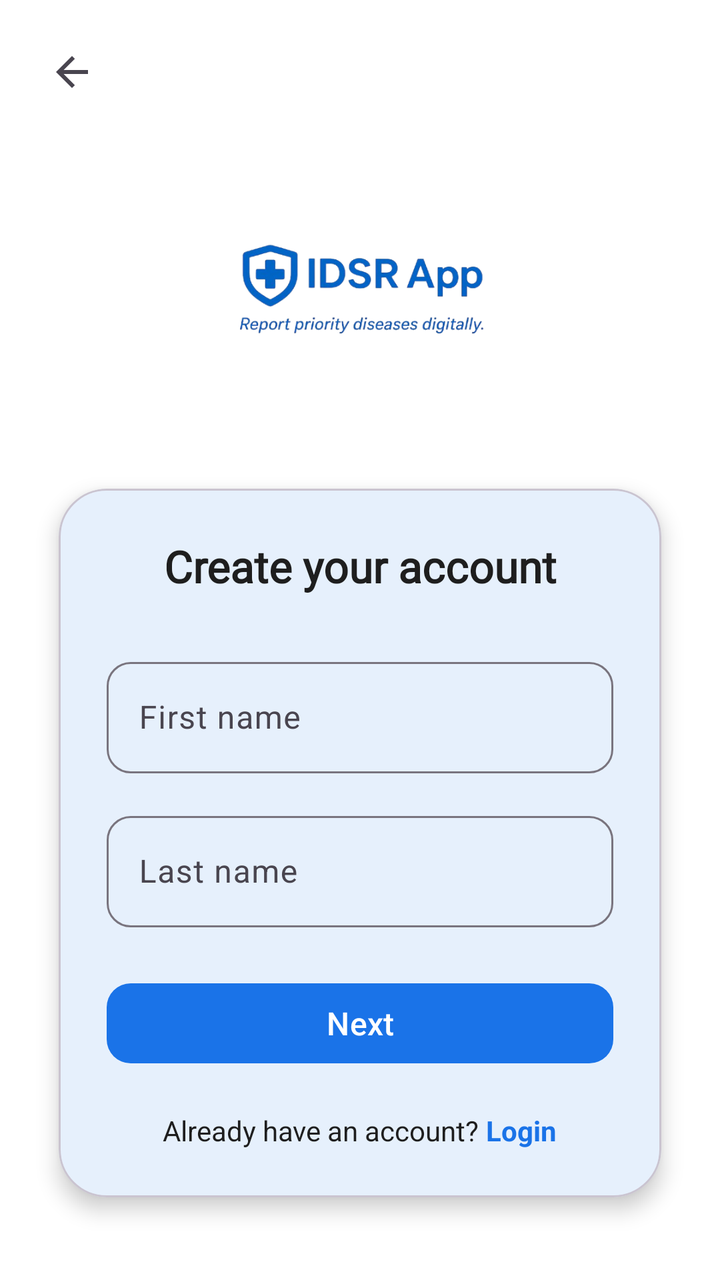
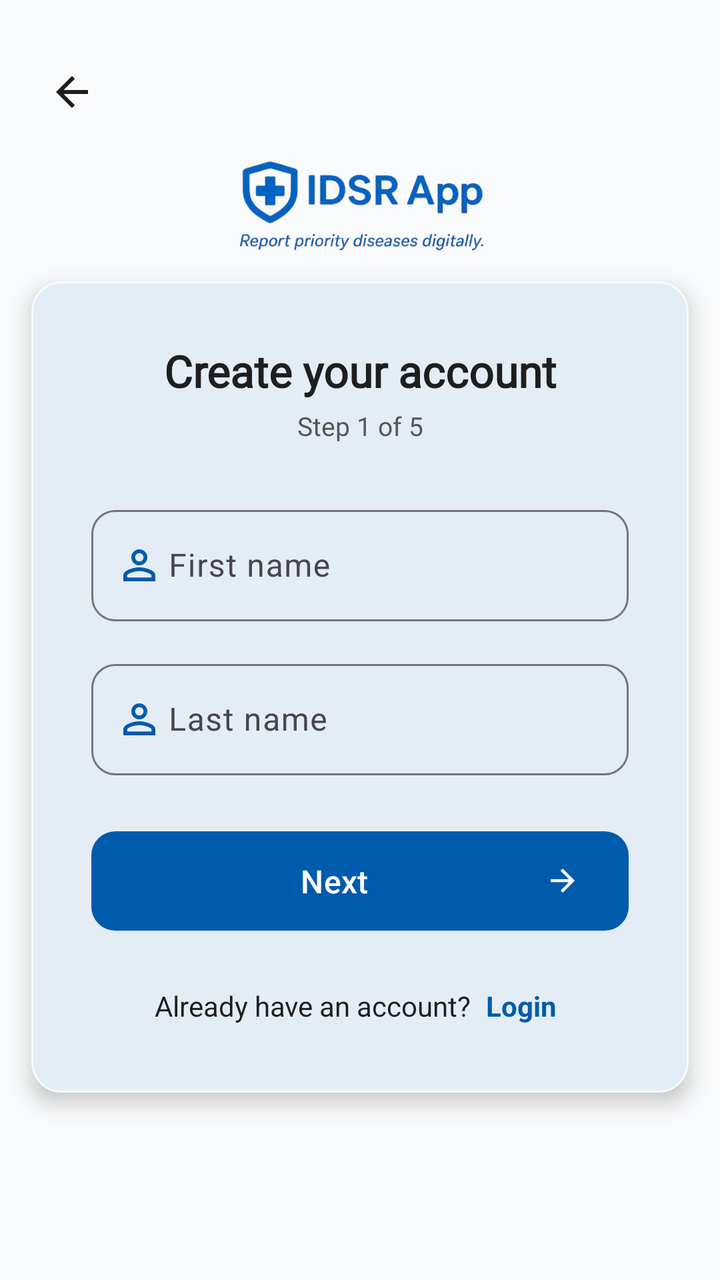

Screens rendered from an Android XML layout before and after an edit, with the pre-edit source and the edit as a unified diff.
<!-- AndroidManifest.xml: application theme Theme.IDSR -->
<!-- res/layout/activity_sign_up1.xml -->
<?xml version="1.0" encoding="utf-8"?>
<androidx.appcompat.widget.LinearLayoutCompat
    xmlns:android="http://schemas.android.com/apk/res/android"
    xmlns:app="http://schemas.android.com/apk/res-auto"
    xmlns:tools="http://schemas.android.com/tools"
    android:id="@+id/main"
    android:layout_width="match_parent"
    android:layout_height="match_parent"
    android:orientation="vertical"
    android:background="?attr/colorSurface"
    tools:context=".activities.SignUp1Activity">


    <androidx.constraintlayout.widget.ConstraintLayout
        android:layout_width="match_parent"
        android:layout_height="0dp"
        android:layout_weight="0.22">

        <androidx.appcompat.widget.AppCompatImageButton
            android:id="@+id/btnBackSignup1"
            android:layout_width="40dp"
            android:layout_height="40dp"
            android:layout_margin="16dp"
            android:background="?attr/selectableItemBackgroundBorderless"
            android:src="@drawable/back_btn"
            android:contentDescription="Back"
            app:layout_constraintStart_toStartOf="parent"
            app:layout_constraintTop_toTopOf="parent" />

        <androidx.appcompat.widget.AppCompatImageView
            android:id="@+id/logoImage"
            android:layout_width="150dp"
            android:layout_height="120dp"
            android:src="@drawable/splash11"
            android:scaleType="centerCrop"
            app:layout_constraintTop_toBottomOf="@id/btnBackSignup1"
            app:layout_constraintStart_toStartOf="parent"
            app:layout_constraintEnd_toEndOf="parent"
            app:layout_constraintBottom_toBottomOf="parent" />
    </androidx.constraintlayout.widget.ConstraintLayout>


    <com.google.android.material.card.MaterialCardView
        android:layout_width="match_parent"
        android:layout_height="wrap_content"
        android:layout_marginHorizontal="16dp"
        android:layout_marginTop="-12dp"
        android:layout_marginBottom="25dp"
        app:cardCornerRadius="24dp"
        app:cardElevation="6dp"
        app:cardUseCompatPadding="true"
        app:cardBackgroundColor="?attr/colorSurface">

        <LinearLayout
            android:layout_width="match_parent"
            android:layout_height="wrap_content"
            android:orientation="vertical"
            android:padding="24dp">


            <androidx.appcompat.widget.AppCompatTextView
                android:id="@+id/tvTitle"
                android:layout_width="match_parent"
                android:layout_height="wrap_content"
                android:text="Create your account"
                android:textSize="22sp"
                android:textStyle="bold"
                android:textColor="?attr/colorOnSurface"
                android:gravity="center"
                android:fontFamily="@font/font1" />


            <com.google.android.material.textfield.TextInputLayout
                android:id="@+id/tilFirstname"
                android:layout_width="match_parent"
                android:layout_height="wrap_content"
                android:layout_marginTop="28dp"
                app:boxBackgroundMode="outline"
                app:boxCornerRadiusTopStart="12dp"
                app:boxCornerRadiusTopEnd="12dp"
                app:boxCornerRadiusBottomStart="12dp"
                app:boxCornerRadiusBottomEnd="12dp">

                <com.google.android.material.textfield.TextInputEditText
                    android:id="@+id/etFirstname"
                    android:layout_width="match_parent"
                    android:layout_height="wrap_content"
                    android:hint="First name"
                    android:inputType="textPersonName" />
            </com.google.android.material.textfield.TextInputLayout>


            <com.google.android.material.textfield.TextInputLayout
                android:id="@+id/tilLastname"
                android:layout_width="match_parent"
                android:layout_height="wrap_content"
                android:layout_marginTop="16dp"
                app:boxBackgroundMode="outline"
                app:boxCornerRadiusTopStart="12dp"
                app:boxCornerRadiusTopEnd="12dp"
                app:boxCornerRadiusBottomStart="12dp"
                app:boxCornerRadiusBottomEnd="12dp">

                <com.google.android.material.textfield.TextInputEditText
                    android:id="@+id/etLastname"
                    android:layout_width="match_parent"
                    android:layout_height="wrap_content"
                    android:hint="Last name"
                    android:inputType="textPersonName" />
            </com.google.android.material.textfield.TextInputLayout>


            <com.google.android.material.button.MaterialButton
                android:id="@+id/btnNext1"
                android:layout_width="match_parent"
                android:layout_height="wrap_content"
                android:layout_marginTop="24dp"
                android:text="Next"
                android:textAllCaps="false"
                android:textSize="16sp"
                app:cornerRadius="12dp" />


            <LinearLayout
                android:id="@+id/llLogin"
                android:layout_width="match_parent"
                android:layout_height="wrap_content"
                android:layout_marginTop="20dp"
                android:gravity="center"
                android:orientation="horizontal">

                <androidx.appcompat.widget.AppCompatTextView
                    android:layout_width="wrap_content"
                    android:layout_height="wrap_content"
                    android:text="Already have an account?"
                    android:textSize="14sp"
                    android:textColor="?attr/colorOnSurface" />

                <androidx.appcompat.widget.AppCompatTextView
                    android:id="@+id/btnAlryLogin"
                    android:layout_width="wrap_content"
                    android:layout_height="wrap_content"
                    android:text=" Login"
                    android:textSize="14sp"
                    android:textStyle="bold"
                    android:textColor="?attr/colorPrimary" />
            </LinearLayout>

        </LinearLayout>
    </com.google.android.material.card.MaterialCardView>

</androidx.appcompat.widget.LinearLayoutCompat>
<!-- resources referenced by this layout -->
<resources>
  <!-- drawable back_btn (drawable) -->
  <vector xmlns:android="http://schemas.android.com/apk/res/android"
      android:width="24dp"
      android:height="24dp"
      android:viewportWidth="960"
      android:viewportHeight="960"
      android:tint="?attr/colorControlNormal"
      android:autoMirrored="true">
    <path
        android:fillColor="@android:color/white"
        android:pathData="M313,520L537,744L480,800L160,480L480,160L537,216L313,440L800,440L800,520L313,520Z"/>
  </vector>
  <!-- drawable splash11: png bitmap (drawable, 74529 bytes) -->
  <style name="Theme.IDSR" parent="Theme.Material3.DayNight.NoActionBar">
  
  
          <item name="colorPrimary">#1A73E8</item>
          <item name="colorOnPrimary">#FFFFFF</item>
          <item name="colorPrimaryContainer">#D2E3FC</item>
  
  
          <item name="android:colorBackground">#F5F7FA</item>
  
  
          <item name="colorSurface">#FFFFFF</item>
          <item name="colorSurfaceVariant">#F5F7FA</item>
  
  
          <item name="colorOnSurface">#1E1E1E</item>
  
  
          <item name="textInputStyle">
              @style/Widget.Material3.TextInputLayout.OutlinedBox
          </item>
  
  
          <item name="android:statusBarColor">@android:color/transparent</item>
          <item name="android:windowLightStatusBar">true</item>
  
      </style>
</resources>

<!-- the commit's change to res/layout/activity_sign_up1.xml (unified diff, before → after) -->
@@ -7,7 +7,7 @@
     android:layout_width="match_parent"
     android:layout_height="match_parent"
     android:orientation="vertical"
-    android:background="?attr/colorSurface"
+    android:background="?attr/android:colorBackground"
     tools:context=".activities.SignUp1Activity">
 
 
@@ -16,16 +16,19 @@
         android:layout_height="0dp"
         android:layout_weight="0.22">
 
+
         <androidx.appcompat.widget.AppCompatImageButton
             android:id="@+id/btnBackSignup1"
             android:layout_width="40dp"
-            android:layout_height="40dp"
+            android:layout_height="60dp"
             android:layout_margin="16dp"
             android:background="?attr/selectableItemBackgroundBorderless"
             android:src="@drawable/back_btn"
             android:contentDescription="Back"
+            app:tint="?attr/colorOnSurface"
             app:layout_constraintStart_toStartOf="parent"
             app:layout_constraintTop_toTopOf="parent" />
+
 
         <androidx.appcompat.widget.AppCompatImageView
             android:id="@+id/logoImage"
@@ -33,6 +36,7 @@
             android:layout_height="120dp"
             android:src="@drawable/splash11"
             android:scaleType="centerCrop"
+            android:contentDescription="IDSR App Logo"
             app:layout_constraintTop_toBottomOf="@id/btnBackSignup1"
             app:layout_constraintStart_toStartOf="parent"
             app:layout_constraintEnd_toEndOf="parent"
@@ -43,19 +47,21 @@
     <com.google.android.material.card.MaterialCardView
         android:layout_width="match_parent"
         android:layout_height="wrap_content"
-        android:layout_marginHorizontal="16dp"
-        android:layout_marginTop="-12dp"
-        android:layout_marginBottom="25dp"
-        app:cardCornerRadius="24dp"
+        android:layout_marginHorizontal="5dp"
+        android:layout_marginTop="-10dp"
+        android:layout_marginBottom="80dp"
+        app:cardCornerRadius="15dp"
         app:cardElevation="6dp"
         app:cardUseCompatPadding="true"
-        app:cardBackgroundColor="?attr/colorSurface">
+        app:cardBackgroundColor="?attr/colorSurface"
+        app:strokeWidth="1dp"
+        app:strokeColor="?attr/colorSurfaceVariant">
 
         <LinearLayout
             android:layout_width="match_parent"
             android:layout_height="wrap_content"
             android:orientation="vertical"
-            android:padding="24dp">
+            android:padding="30dp">
 
 
             <androidx.appcompat.widget.AppCompatTextView
@@ -70,12 +76,25 @@
                 android:fontFamily="@font/font1" />
 
 
+            <androidx.appcompat.widget.AppCompatTextView
+                android:layout_width="match_parent"
+                android:layout_height="wrap_content"
+                android:layout_marginTop="4dp"
+                android:text="Step 1 of 5"
+                android:textSize="13sp"
+                android:textColor="@color/idsr_gray"
+                android:gravity="center" />
+
+
             <com.google.android.material.textfield.TextInputLayout
                 android:id="@+id/tilFirstname"
+                style="@style/Widget.Material3.TextInputLayout.OutlinedBox"
                 android:layout_width="match_parent"
                 android:layout_height="wrap_content"
                 android:layout_marginTop="28dp"
-                app:boxBackgroundMode="outline"
+                android:hint="     First name"
+                app:startIconDrawable="@drawable/baseline_person_outline_24"
+                app:startIconTint="?attr/colorPrimary"
                 app:boxCornerRadiusTopStart="12dp"
                 app:boxCornerRadiusTopEnd="12dp"
                 app:boxCornerRadiusBottomStart="12dp"
@@ -85,17 +104,20 @@
                     android:id="@+id/etFirstname"
                     android:layout_width="match_parent"
                     android:layout_height="wrap_content"
-                    android:hint="First name"
-                    android:inputType="textPersonName" />
+                    android:inputType="textPersonName"
+                    android:textColor="?attr/colorOnSurface" />
             </com.google.android.material.textfield.TextInputLayout>
 
 
             <com.google.android.material.textfield.TextInputLayout
                 android:id="@+id/tilLastname"
+                style="@style/Widget.Material3.TextInputLayout.OutlinedBox"
                 android:layout_width="match_parent"
                 android:layout_height="wrap_content"
                 android:layout_marginTop="16dp"
-                app:boxBackgroundMode="outline"
+                android:hint="     Last name"
+                app:startIconDrawable="@drawable/baseline_person_outline_24"
+                app:startIconTint="?attr/colorPrimary"
                 app:boxCornerRadiusTopStart="12dp"
                 app:boxCornerRadiusTopEnd="12dp"
                 app:boxCornerRadiusBottomStart="12dp"
@@ -105,8 +127,8 @@
                     android:id="@+id/etLastname"
                     android:layout_width="match_parent"
                     android:layout_height="wrap_content"
-                    android:hint="Last name"
-                    android:inputType="textPersonName" />
+                    android:inputType="textPersonName"
+                    android:textColor="?attr/colorOnSurface" />
             </com.google.android.material.textfield.TextInputLayout>
 
 
@@ -118,7 +140,10 @@
                 android:text="Next"
                 android:textAllCaps="false"
                 android:textSize="16sp"
-                app:cornerRadius="12dp" />
+                android:paddingVertical="14dp"
+                app:cornerRadius="12dp"
+                app:icon="@drawable/baseline_arrow_forward_24"
+                app:iconGravity="end" />
 
 
             <LinearLayout
@@ -132,7 +157,7 @@
                 <androidx.appcompat.widget.AppCompatTextView
                     android:layout_width="wrap_content"
                     android:layout_height="wrap_content"
-                    android:text="Already have an account?"
+                    android:text="@string/already_have_an_account"
                     android:textSize="14sp"
                     android:textColor="?attr/colorOnSurface" />
 
@@ -143,7 +168,9 @@
                     android:text=" Login"
                     android:textSize="14sp"
                     android:textStyle="bold"
-                    android:textColor="?attr/colorPrimary" />
+                    android:textColor="?attr/colorPrimary"
+                    android:background="?attr/selectableItemBackgroundBorderless"
+                    android:padding="4dp" />
             </LinearLayout>
 
         </LinearLayout>
<!-- resource entries referenced after the edit -->
@@ -1,5 +1,6 @@
 <!-- resources referenced by this layout -->
 <resources>
+  <color name="idsr_gray">#555555</color>
   <!-- drawable back_btn (drawable) -->
   <vector xmlns:android="http://schemas.android.com/apk/res/android"
       android:width="24dp"
@@ -12,33 +13,63 @@
         android:fillColor="@android:color/white"
         android:pathData="M313,520L537,744L480,800L160,480L480,160L537,216L313,440L800,440L800,520L313,520Z"/>
   </vector>
+  <!-- drawable baseline_arrow_forward_24 (drawable) -->
+  <?xml version="1.0" encoding="utf-8"?>
+  <vector xmlns:android="http://schemas.android.com/apk/res/android"
+      android:width="24dp"
+      android:height="24dp"
+      android:viewportWidth="24"
+      android:viewportHeight="24">
+      <path
+          android:fillColor="@android:color/white"
+          android:pathData="M12,4l-1.41,1.41L16.17,11H4v2h12.17l-5.58,5.59L12,20l8,-8z"/>
+  </vector>
+  <!-- drawable baseline_person_outline_24 (drawable) -->
+  <?xml version="1.0" encoding="utf-8"?>
+  <vector xmlns:android="http://schemas.android.com/apk/res/android"
+      android:width="24dp"
+      android:height="24dp"
+      android:viewportWidth="24"
+      android:viewportHeight="24">
+      <path
+          android:fillColor="@android:color/black"
+          android:pathData="M12,5.9c1.16,0 2.1,0.94 2.1,2.1s-0.94,2.1 -2.1,2.1S9.9,9.16 9.9,8s0.94,-2.1 2.1,-2.1m0,9c2.97,0 6.1,1.46 6.1,2.1v1.1L5.9,18.1L5.9,17c0,-0.64 3.13,-2.1 6.1,-2.1M12,4C9.79,4 8,5.79 8,8s1.79,4 4,4 4,-1.79 4,-4 -1.79,-4 -4,-4zM12,13c-2.67,0 -8,1.34 -8,4v3h16v-3c0,-2.66 -5.33,-4 -8,-4z"/>
+  </vector>
   <!-- drawable splash11: png bitmap (drawable, 74529 bytes) -->
+  <string name="already_have_an_account">Already have an account?</string>
   <style name="Theme.IDSR" parent="Theme.Material3.DayNight.NoActionBar">
   
   
-          <item name="colorPrimary">#1A73E8</item>
-          <item name="colorOnPrimary">#FFFFFF</item>
+          <item name="colorPrimary">@color/idsr_primary</item>
+          <item name="colorOnPrimary">@color/idsr_on_primary</item>
           <item name="colorPrimaryContainer">#D2E3FC</item>
   
   
-          <item name="android:colorBackground">#F5F7FA</item>
+          <item name="android:colorBackground">@color/idsr_background</item>
   
   
-          <item name="colorSurface">#FFFFFF</item>
-          <item name="colorSurfaceVariant">#F5F7FA</item>
+          <item name="colorSurface">@color/idsr_surface</item>
+          <item name="colorSurfaceVariant">@color/idsr_background</item>
   
   
-          <item name="colorOnSurface">#1E1E1E</item>
+          <item name="colorOnSurface">@color/idsr_on_surface</item>
+  
+          <item name="android:textColor">@color/idsr_on_surface</item>
+          <item name="android:textColorPrimary">@color/idsr_on_surface</item>
+          <item name="android:textColorSecondary">@color/idsr_gray</item>
   
   
-          <item name="textInputStyle">
-              @style/Widget.Material3.TextInputLayout.OutlinedBox
-          </item>
+          <item name="textInputStyle">@style/Widget.Material3.TextInputLayout.OutlinedBox</item>
   
   
           <item name="android:statusBarColor">@android:color/transparent</item>
           <item name="android:windowLightStatusBar">true</item>
   
       </style>
+  <color name="idsr_primary">#005BAC</color>
+  <color name="idsr_on_primary">#FFFFFF</color>
+  <color name="idsr_background">#F9FAFB</color>
+  <color name="idsr_surface">#FFFFFF</color>
+  <color name="idsr_on_surface">#1E1E1E</color>
 </resources>
 
